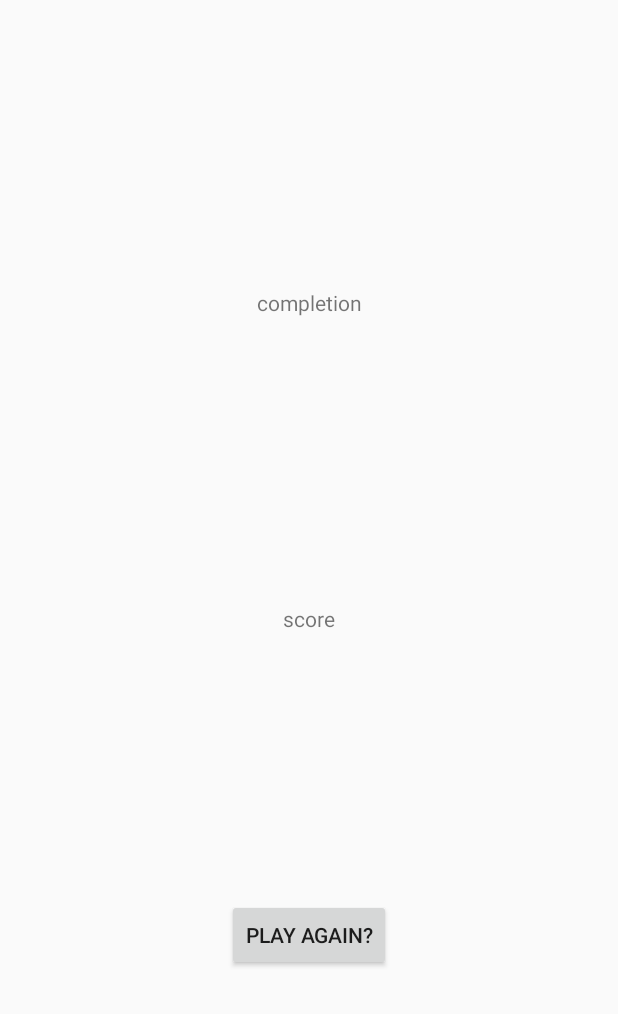
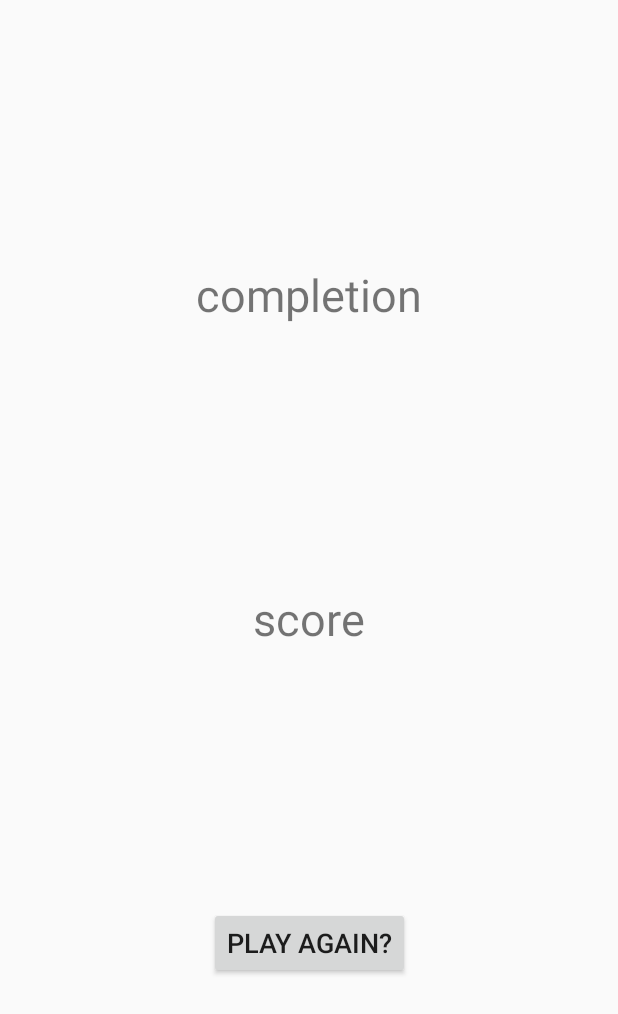
Before and after one commit to SirLancelotZ/TrueFalseQuiz, an Android app: the layout activity_score.xml on its own in the app's theme, with its tools: preview values and no code run, on a phone screen of 412 x 824 dp. Shown: the top 1014 px of the screen. Run offline under Robolectric (Android 15) with nearby library versions, the phone set to English and light mode, and no system bars.

Commit message:
11/6 edit

```diff
--- a/app/src/main/java/com/example/truefalsequiz/MainActivity.java
+++ b/app/src/main/java/com/example/truefalsequiz/MainActivity.java
@@ -62,7 +62,7 @@ public class MainActivity extends AppCompatActivity implements View.OnClickListe
     private void initialize(Quiz quiz) {
         textViewQuestion.setText(quiz.getCurrentQuestion().getQuestion());
         textViewQuestionNumber.setText(getString(R.string.main_question) + quiz.getQuestionIndex());
-        //textViewScore.setText(quiz.getScore());
+        textViewScore.setText(getString(R.string.main_score)+quiz.getScore());
     }
 
     private void setListeners() {
@@ -150,6 +150,4 @@ public class MainActivity extends AppCompatActivity implements View.OnClickListe
         startActivity(intentFinish);
     }
 
-
-
 }
--- a/app/src/main/res/layout/activity_score.xml
+++ b/app/src/main/res/layout/activity_score.xml
@@ -15,6 +15,7 @@
         android:layout_marginEnd="8dp"
         android:layout_marginBottom="8dp"
         android:text="@string/score"
+        android:textSize="30sp"
         app:layout_constraintBottom_toBottomOf="parent"
         app:layout_constraintEnd_toEndOf="parent"
         app:layout_constraintStart_toStartOf="parent"
@@ -29,6 +30,7 @@
         android:layout_marginEnd="8dp"
         android:layout_marginBottom="8dp"
         android:text="@string/play_again"
+        android:textSize="18sp"
         app:layout_constraintBottom_toBottomOf="parent"
         app:layout_constraintEnd_toEndOf="parent"
         app:layout_constraintStart_toStartOf="parent"
@@ -43,6 +45,7 @@
         android:layout_marginEnd="8dp"
         android:layout_marginBottom="8dp"
         android:text="@string/completion"
+        android:textSize="30sp"
         app:layout_constraintBottom_toTopOf="@+id/textView_score"
         app:layout_constraintEnd_toEndOf="parent"
         app:layout_constraintStart_toStartOf="parent"
```
Also changed, not shown: app/src/main/java/com/example/truefalsequiz/ScoreActivity.java (+12 -2 lines).
